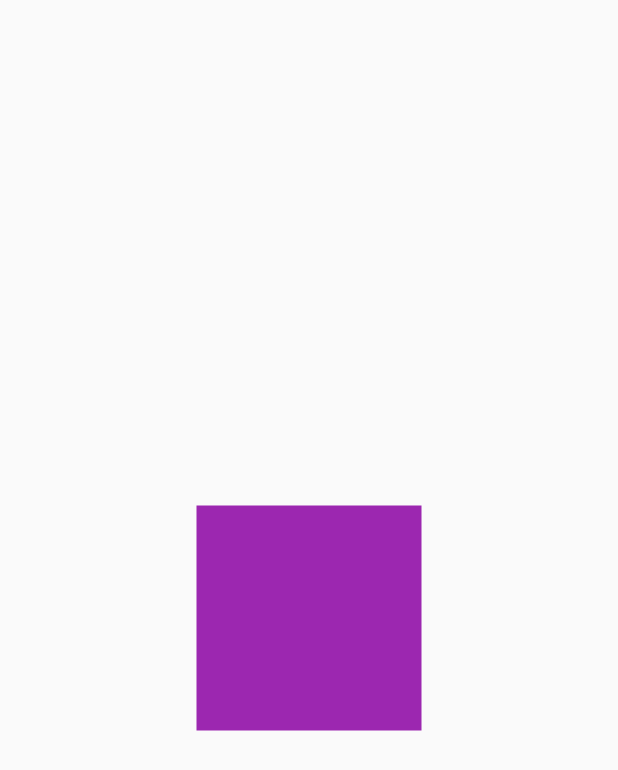
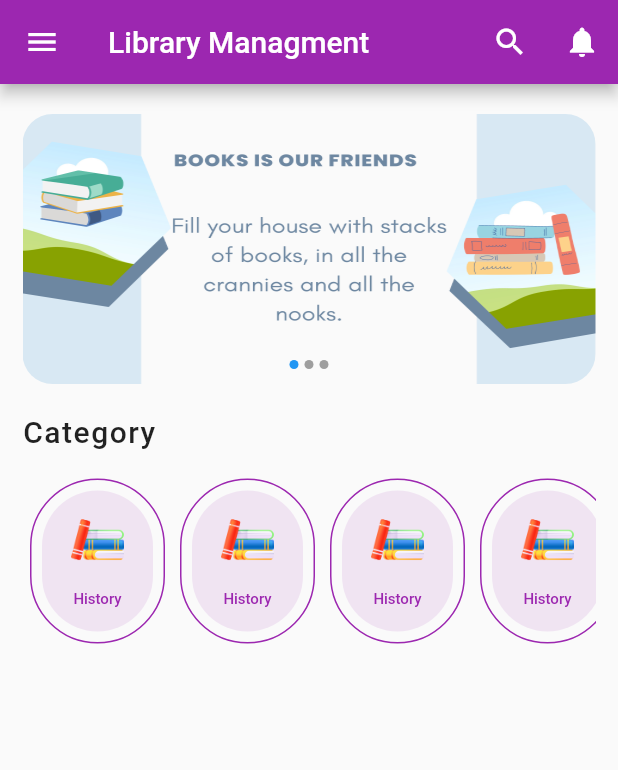
Before and after one commit to devfoyzur17/library_manager, a Flutter app: the HomePage screen opened by its route, on a phone screen of 412 x 824 dp. Shown: the top 770 px of the screen. Run offline on Flutter 3.47's test engine with Material 2 defaults, Android fonts, the phone set to English and light mode, and no system bars; drawn by our look-alikes of flutter_image_slideshow; our stand-ins replace shared_preferences; accounts and stored records are empty.

Commit message:
second commite

```diff
--- a/lib/main.dart
+++ b/lib/main.dart
@@ -1,4 +1,5 @@
 import 'package:flutter/material.dart';
+import 'package:library_manager/pages/dashbord_page.dart';
 import 'package:library_manager/pages/login_page.dart';
 import 'package:library_manager/pages/home_page.dart';
 import 'package:library_manager/pages/launcher_page.dart';
@@ -30,7 +31,9 @@ class MyApp extends StatelessWidget {
         SignUpPage.routeName :(context) => const SignUpPage(),
         BottomNavBar.routeName : (context) => const BottomNavBar(),
         HomePage.routeName :(context) => const HomePage(),
-        ReaderPage.routeName : (context) => const ReaderPage()
+        ReaderPage.routeName : (context) => const ReaderPage(),
+        DashbordPage.routeName : (context) => const DashbordPage(),
+
 
       },
     );
--- /dev/null
+++ b/lib/pages/dashbord_page.dart
@@ -0,0 +1,27 @@
+import 'package:flutter/material.dart';
+import 'package:flutter/src/foundation/key.dart';
+import 'package:flutter/src/widgets/framework.dart';
+
+import '../widgets/app_drawer.dart';
+import '../widgets/custom_appbar.dart';
+
+class DashbordPage extends StatefulWidget {
+  static const routeName = "sashbord-page";
+  const DashbordPage({Key? key}) : super(key: key);
+
+  @override
+  State<DashbordPage> createState() => _DashbordPageState();
+}
+
+class _DashbordPageState extends State<DashbordPage> {
+  @override
+  Widget build(BuildContext context) {
+    return Scaffold(
+       appBar: CustomAppbar("Dashbord"),
+      drawer: AppDrawer(),
+
+
+    );
+
+  }
+}
--- a/lib/pages/home_page.dart
+++ b/lib/pages/home_page.dart
@@ -1,4 +1,10 @@
+// ignore_for_file: prefer_const_constructors, prefer_const_literals_to_create_immutables
+
 import 'package:flutter/material.dart';
+import 'package:library_manager/widgets/app_drawer.dart';
+import 'package:library_manager/widgets/category_item.dart';
+import 'package:library_manager/widgets/custom_appbar.dart';
+import 'package:library_manager/widgets/slider.dart';
 
 class HomePage extends StatefulWidget {
   static const routeName = 'home-page';
@@ -12,14 +18,32 @@ class _HomePageState extends State<HomePage> {
   @override
   Widget build(BuildContext context) {
     return Scaffold(
+      appBar: CustomAppbar("Library Managment"),
+      drawer: AppDrawer(),
 
-      body: Center(
-        child: Container(
-          height: 150,
-          width: 150,
-          color: Colors.purple,
+      body: Container(
+        margin: EdgeInsets.only(left: 15, right: 15),
+        child: ListView(
+          children: [
+            TopSlider(),
+
+            Text("Category", style: TextStyle(fontSize: 20, fontWeight: FontWeight.w500,letterSpacing: 1),),
+
+            SizedBox(height: 15,),
+
+            SizedBox(
+              height: 120,
+              child: ListView.builder(
+                scrollDirection: Axis.horizontal,
+                itemCount: 5,
+                itemBuilder:  (context, index) => CategoryItem(menuIcon: 'assets/images/books.png', menuTitle: "History") ),
+            )
+
+
+
+          ],
         ),
-      ),
+      )
     );
 
   }
--- a/lib/pages/launcher_page.dart
+++ b/lib/pages/launcher_page.dart
@@ -4,6 +4,7 @@ import 'package:flutter/material.dart';
 import 'package:library_manager/auth_pref.dart';
 import 'package:library_manager/pages/login_page.dart';
 import 'package:library_manager/pages/home_page.dart';
+import 'package:library_manager/widgets/bottom_nav_bar.dart';
 
 class Launcher_page extends StatefulWidget {
   static const routeName = "launcher-page";
@@ -19,7 +20,7 @@ class _Launcher_pageState extends State<Launcher_page> {
 
      getLogInStatus().then((value) {
       if(value){
-        Navigator.pushReplacementNamed(context, LoginPage.routeName);
+        Navigator.pushReplacementNamed(context, BottomNavBar.routeName);
       }else{
         Navigator.pushReplacementNamed(context, LoginPage.routeName);
       }
--- a/lib/pages/reader_page.dart
+++ b/lib/pages/reader_page.dart
@@ -1,4 +1,7 @@
 import 'package:flutter/material.dart';
+
+import '../widgets/app_drawer.dart';
+import '../widgets/custom_appbar.dart';
 
 class ReaderPage extends StatefulWidget {
   static const routeName = 'reader-page';
@@ -12,6 +15,9 @@ class _ReaderPageState extends State<ReaderPage> {
   @override
   Widget build(BuildContext context) {
     return Scaffold(
+       appBar: CustomAppbar("Reader List"),
+      drawer: AppDrawer(),
+
 
     );
 
--- a/lib/widgets/app_drawer.dart
+++ b/lib/widgets/app_drawer.dart
@@ -1,6 +1,11 @@
 // ignore_for_file: prefer_const_constructors, prefer_const_literals_to_create_immutables
 
 import 'package:flutter/material.dart';
+import 'package:library_manager/auth_pref.dart';
+import 'package:library_manager/pages/dashbord_page.dart';
+import 'package:library_manager/pages/home_page.dart';
+import 'package:library_manager/pages/login_page.dart';
+import 'package:library_manager/widgets/bottom_nav_bar.dart';
 
 class AppDrawer extends StatelessWidget {
   const AppDrawer({Key? key}) : super(key: key);
@@ -25,11 +30,17 @@ class AppDrawer extends StatelessWidget {
           ),
 
           ListTile(
+            onTap: (){
+              Navigator.pushNamed(context, BottomNavBar.routeName);
+            },
             leading:  Icon(Icons.home_sharp),
               title: Text("Home"),
           ),
 
             ListTile(
+              onTap: () {
+                Navigator.pushNamed(context, DashbordPage.routeName);
+              },
             leading:  Icon(Icons.dashboard),
               title: Text("Dashboard"),
           ),
@@ -64,7 +75,22 @@ class AppDrawer extends StatelessWidget {
           Divider(),
 
 
-          OutlinedButton(onPressed: (){}, child: Text("LogOut"))
+          OutlinedButton(
+             style: OutlinedButton.styleFrom(
+              primary: Colors.purple,
+               side: BorderSide(color: Colors.purple),
+               shape: RoundedRectangleBorder(
+                borderRadius: BorderRadius.circular(10)
+               )
+             ),
+            onPressed: (){
+
+              setLogInStatus(false);
+              Navigator.pushReplacementNamed(context, LoginPage.routeName);
+
+
+
+          }, child: Text("LogOut"))
 
 
 
--- a/lib/widgets/bottom_nav_bar.dart
+++ b/lib/widgets/bottom_nav_bar.dart
@@ -22,18 +22,7 @@ class _BottomNavBarState extends State<BottomNavBar> {
   @override
   Widget build(BuildContext context) {
    return  Scaffold(
-     appBar: AppBar(
-     // centerTitle: true,
 
-        title: Text(_selectedIndex==0?"Library Managment":_selectedIndex==1?"Reader List":"Favorite"),
-
-        actions: [
-          IconButton(onPressed: (){}, icon: Icon(Icons.search)),
-          IconButton(onPressed: (){}, icon: Icon(Icons.notifications)),
-        ],
-
-
-      ),
       drawer: AppDrawer(),
 
       body: Center(
--- /dev/null
+++ b/lib/widgets/category_item.dart
@@ -0,0 +1,51 @@
+
+// ignore_for_file: sort_child_properties_last
+
+import 'package:flutter/cupertino.dart';
+import 'package:flutter/material.dart';
+
+class CategoryItem extends StatefulWidget {
+  final String menuIcon;
+  final String menuTitle;
+  const CategoryItem({Key? key, required this.menuIcon, required this.menuTitle}) : super(key: key);
+
+  @override
+  State<CategoryItem> createState() => _CategoryItemState();
+}
+
+class _CategoryItemState extends State<CategoryItem> {
+  @override
+  Widget build(BuildContext context) {
+    return Container(
+      padding: EdgeInsets.all(7),
+      margin: EdgeInsets.all(5),
+
+      height: 120,
+      width: 90,
+      child: Container(
+        padding: EdgeInsets.all(7),
+
+        child: Column(
+          mainAxisAlignment: MainAxisAlignment.spaceAround,
+          crossAxisAlignment: CrossAxisAlignment.center,
+          children: [
+            Image.asset(widget.menuIcon,height: 35,fit: BoxFit.fitHeight,),
+            Text(widget.menuTitle,textAlign: TextAlign.center, style: TextStyle(fontSize: 10,color: Colors.purple,fontWeight: FontWeight.w500),)
+          ],
+        ),
+
+        decoration: BoxDecoration(
+           borderRadius: BorderRadius.circular(60),
+           color: Colors.purple.withOpacity(0.1)
+
+        ),
+
+      ),
+      decoration: BoxDecoration(
+        border: Border.all(color: Colors.purple,width: 1),
+        borderRadius: BorderRadius.circular(60)
+      ),
+    );
+
+  }
+}
--- /dev/null
+++ b/lib/widgets/custom_appbar.dart
@@ -0,0 +1,17 @@
+import 'package:flutter/material.dart';
+
+ CustomAppbar(String title,  ) {
+    return AppBar(
+     // centerTitle: true,
+
+        title: Text(title.toString()),
+
+        actions: [
+          if(title=="Library Managment")
+       IconButton(onPressed: (){}, icon: Icon(Icons.search)),
+          IconButton(onPressed: (){}, icon: Icon(Icons.notifications)),
+        ],
+
+
+      );
+  }
--- /dev/null
+++ b/lib/widgets/slider.dart
@@ -0,0 +1,59 @@
+// ignore_for_file: sort_child_properties_last
+
+import 'package:flutter_image_slideshow/flutter_image_slideshow.dart';
+
+import 'package:flutter/material.dart';
+
+class TopSlider extends StatelessWidget {
+  const TopSlider({Key? key}) : super(key: key);
+
+  @override
+  Widget build(BuildContext context) {
+    return Container(
+      padding: EdgeInsets.symmetric(vertical: 20),
+
+      child: ImageSlideshow(
+            width: double.infinity,
+            height: 180,
+            initialPage: 0,
+            indicatorColor: Colors.blue,
+            indicatorBackgroundColor: Colors.grey,
+            onPageChanged: (value) {
+              debugPrint('Page changed: $value');
+            },
+            autoPlayInterval: 3000,
+            isLoop: true,
+            children: [
+              ClipRRect(
+                borderRadius: BorderRadius.circular(20),
+                child: Image.asset(
+                  'assets/images/s1.png',
+                  fit: BoxFit.fill,
+                ),
+              ),
+              ClipRRect(
+                borderRadius: BorderRadius.circular(20),
+                child: Image.asset(
+                  'assets/images/s2.png',
+                  fit: BoxFit.fill,
+                ),
+              ),
+              ClipRRect(
+                borderRadius: BorderRadius.circular(20),
+                child: Image.asset(
+                  'assets/images/s3.png',
+                  fit: BoxFit.fill,
+                ),
+              ),
+            ],
+
+        ),
+        decoration: BoxDecoration(
+          borderRadius: BorderRadius.circular(20)
+        ),
+
+    );
+
+
+  }
+}
--- a/pubspec.yaml
+++ b/pubspec.yaml
@@ -41,6 +41,7 @@ dependencies:
   path:
   provider:
   shared_preferences:
+  flutter_image_slideshow: ^0.1.2
 
 dev_dependencies:
   flutter_test:
```
Also changed, not shown: assets/images/books.png (added), assets/images/s1.png (added), assets/images/s2.png (added), assets/images/s3.png (added), pubspec.lock.
